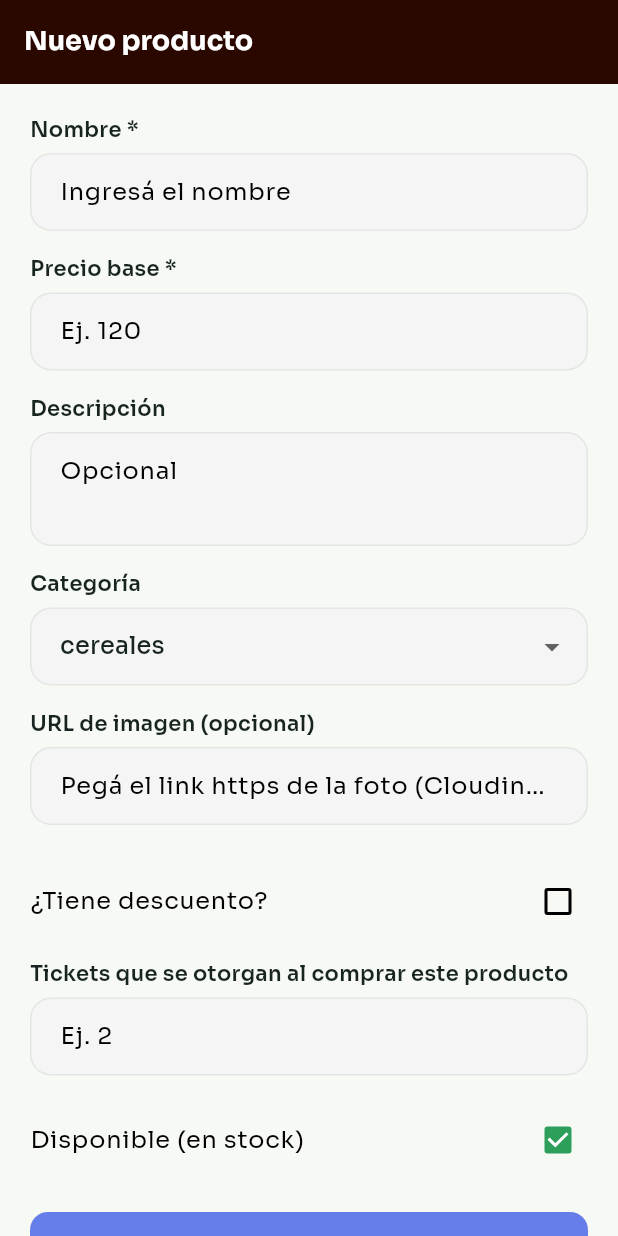
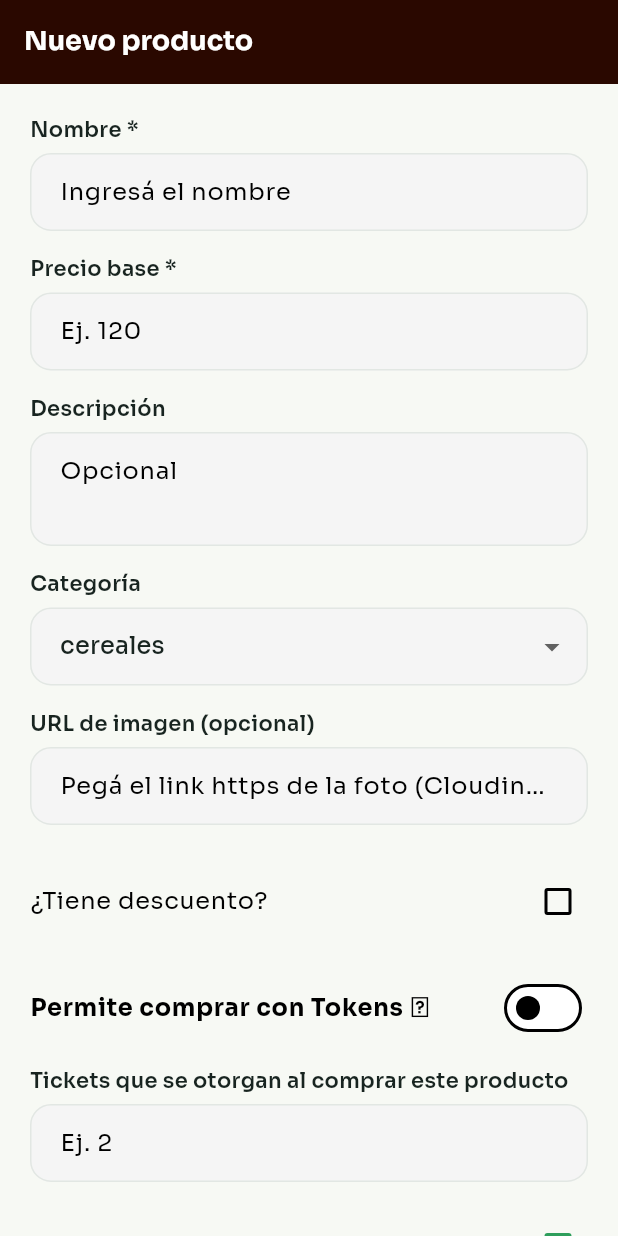
Before and after one commit to CesarRJ-323/mi-servidor-vercel, a Flutter app: the AdminProductoScreen screen opened by its route, on a phone screen of 412 x 824 dp. Run offline on Flutter 3.47's test engine with Material 3 defaults, Android fonts, the phone set to English and light mode, and no system bars; our stand-ins replace cloud_firestore, cloud_functions, firebase_auth, firebase_core, firebase_messaging, flutter_local_notifications and 3 more; missing offline and left inert: firebase_app_check; accounts and stored records are empty.

Commit message:
feat: Dual payment method for products (Tokens or Pesos)

```diff
--- a/lib/models/producto_model.dart
+++ b/lib/models/producto_model.dart
@@ -10,7 +10,7 @@ class Producto {
   final String descripcion;
   final String categoria;
   final int ticketsReward;
-  final bool requiereTokens;
+  final bool permiteTokens;
   final int precioTokens;
 
   Producto({
@@ -25,7 +25,7 @@ class Producto {
     this.descripcion = '',
     this.categoria = '',
     this.ticketsReward = 0,
-    this.requiereTokens = false,
+    this.permiteTokens = false,
     this.precioTokens = 0,
   });
 
@@ -41,7 +41,7 @@ class Producto {
         descripcion: json['descripcion'] ?? '',
         categoria: json['categoria'] ?? '',
         ticketsReward: json['tickets_reward'] ?? 0,
-        requiereTokens: json['requiere_tokens'] ?? false,
+        permiteTokens: json['permite_tokens'] ?? json['requiere_tokens'] ?? false,
         precioTokens: json['precio_tokens'] ?? 0,
       );
 
@@ -62,13 +62,13 @@ class Producto {
         'descripcion': descripcion,
         'categoria': categoria,
         'tickets_reward': ticketsReward,
-        'requiere_tokens': requiereTokens,
+        'permite_tokens': permiteTokens,
+        'requiere_tokens': permiteTokens, // Compatibilidad hacia atrás
         'precio_tokens': precioTokens,
       };
 
   // Precio con descuento aplicado (solo descuento PROPIO del producto)
   num get precioFinal {
-    if (requiereTokens) return precioTokens;
     if (descuentoActivo && porcentajeDescuento != null) {
       return precioBase * (1 - porcentajeDescuento! / 100);
     }
@@ -84,7 +84,6 @@ class Producto {
     Map<String, int> descuentosCategoria, {
     Map<String, int> descuentosProducto = const {},
   }) {
-    if (requiereTokens) return precioTokens;
     if (descuentoActivo && porcentajeDescuento != null) {
       return precioBase * (1 - porcentajeDescuento! / 100);
     }
@@ -111,7 +110,6 @@ class Producto {
     Map<String, int> descuentosCategoria, {
     Map<String, int> descuentosProducto = const {},
   }) {
-    if (requiereTokens) return null; // Los tokens no tienen descuentos
     if (descuentoActivo && porcentajeDescuento != null) {
       return porcentajeDescuento!.toInt();
     }
--- a/lib/screens/admin/admin_producto_screen.dart
+++ b/lib/screens/admin/admin_producto_screen.dart
@@ -27,7 +27,7 @@ class _AdminProductoScreenState extends ConsumerState<AdminProductoScreen> {
   final _categorias = ['cereales', 'bebidas', 'frutas', 'jugos', 'postres'];
   String _categoria = 'cereales';
   bool _descuentoActivo = false;
-  bool _requiereTokens = false;
+  bool _permiteTokens = false;
   final _ticketsRewardCtrl = TextEditingController();
   final _porcCtrl = TextEditingController();
   bool _disponible = true;
@@ -45,7 +45,7 @@ class _AdminProductoScreenState extends ConsumerState<AdminProductoScreen> {
       _urlCtrl.text = p.urlImagen;
       _categoria = p.categoria.isNotEmpty ? p.categoria : 'cereales';
       _descuentoActivo = p.descuentoActivo;
-      _requiereTokens = p.requiereTokens;
+      _permiteTokens = p.permiteTokens;
       _porcCtrl.text = p.porcentajeDescuento?.toInt().toString() ?? '';
       _ticketsRewardCtrl.text = p.ticketsReward.toString();
       _disponible = p.disponible;
@@ -82,8 +82,8 @@ class _AdminProductoScreenState extends ConsumerState<AdminProductoScreen> {
         disponible: _disponible,
         ticketsReward: int.tryParse(_ticketsRewardCtrl.text) ?? 0,
         stock: widget.producto?.stock ?? 0,
-        requiereTokens: _requiereTokens,
-        precioTokens: int.tryParse(_precioTokensCtrl.text) ?? 0,
+        permiteTokens: _permiteTokens,
+        precioTokens: _permiteTokens ? (int.tryParse(_precioTokensCtrl.text) ?? 0) : 0,
       );
 
       if (widget.producto == null) {
@@ -246,13 +246,28 @@ class _AdminProductoScreenState extends ConsumerState<AdminProductoScreen> {
               if (_descuentoActivo)
                 _campo('Porcentaje de descuento', _porcCtrl, 'Ej. 20',
                     keyboardType: TextInputType.number),
+              const SizedBox(height: 15),
+
+              SwitchListTile(
+                title: const Text('Permite comprar con Tokens 🪙',
+                    style: TextStyle(fontWeight: FontWeight.bold)),
+                value: _permiteTokens,
+                onChanged: (v) => setState(() => _permiteTokens = v),
+                activeColor: Colors.deepPurple,
+                contentPadding: EdgeInsets.zero,
+              ),
+              if (_permiteTokens) ...[
+                const SizedBox(height: 10),
+                _campo('Precio en Tokens 🪙', _precioTokensCtrl, 'Ej. 50',
+                    keyboardType: TextInputType.number),
+              ],
               const SizedBox(height: 10),
 
               // Disponible
               // Tickets reward
               _campo(
                 'Tickets que se otorgan al comprar este producto',
-                TextEditingController(),
+                _ticketsRewardCtrl,
                 'Ej. 2',
                 keyboardType: TextInputType.number,
                 validator: (v) {
```
Also changed, not shown: lib/screens/category_screen.dart (+48 -5 lines), lib/screens/search_screen.dart (+54 -3 lines), lib/widgets/product_card.dart (+11 -0 lines).
